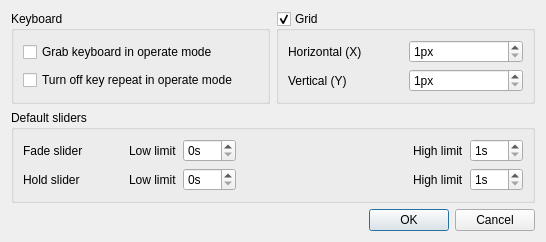
This is branches/qt4/main/src/virtualconsoleproperties.ui in Bondzio/qlc as Qt 5 draws it before an edit. The edited form follows.
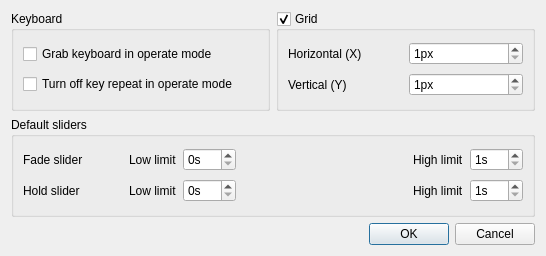
This is the edited form.

```diff
--- a/branches/qt4/main/src/virtualconsoleproperties.ui
+++ b/branches/qt4/main/src/virtualconsoleproperties.ui
@@ -6,7 +6,7 @@
     <x>0</x>
     <y>0</y>
     <width>546</width>
-    <height>238</height>
+    <height>256</height>
    </rect>
   </property>
   <property name="windowTitle" >
@@ -227,7 +227,7 @@
       <enum>Qt::Horizontal</enum>
      </property>
      <property name="standardButtons" >
-      <set>QDialogButtonBox::Cancel|QDialogButtonBox::NoButton|QDialogButtonBox::Ok</set>
+      <set>QDialogButtonBox::Cancel|QDialogButtonBox::Ok</set>
      </property>
     </widget>
    </item>
```
Left out of the diff: 6 changed lines with no effect on the pictures.
